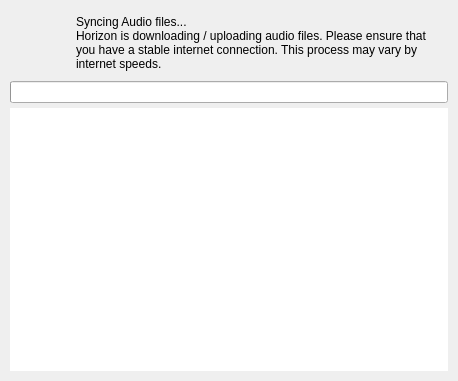
Old version of the form src/gui/udstatuswindow.ui in the repository tom-23/Horizon.
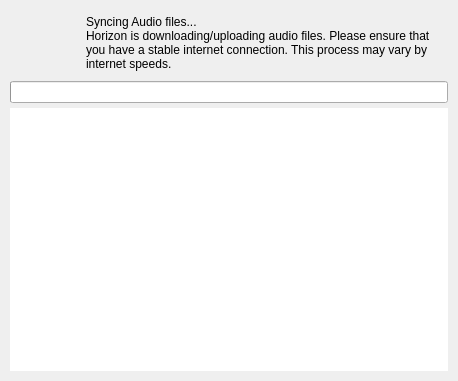
New version of the form.

Patch:
```diff
--- a/src/gui/udstatuswindow.ui
+++ b/src/gui/udstatuswindow.ui
@@ -42,7 +42,7 @@
        <number>5</number>
       </property>
       <property name="topMargin">
-       <number>10</number>
+       <number>5</number>
       </property>
       <property name="rightMargin">
        <number>5</number>
@@ -53,10 +53,16 @@
       <item>
        <layout class="QHBoxLayout" name="horizontalLayout">
         <property name="spacing">
-         <number>10</number>
+         <number>15</number>
+        </property>
+        <property name="leftMargin">
+         <number>5</number>
         </property>
         <property name="topMargin">
-         <number>0</number>
+         <number>5</number>
+        </property>
+        <property name="rightMargin">
+         <number>5</number>
         </property>
         <property name="bottomMargin">
          <number>5</number>
@@ -92,7 +98,7 @@
           <item>
            <widget class="QLabel" name="messageLabel">
             <property name="text">
-             <string>Horizon is downloading / uploading audio files. Please ensure that you have a stable internet connection. This process may vary by internet speeds.</string>
+             <string>Horizon is downloading/uploading audio files. Please ensure that you have a stable internet connection. This process may vary by internet speeds.</string>
             </property>
             <property name="wordWrap">
              <bool>true</bool>
```
